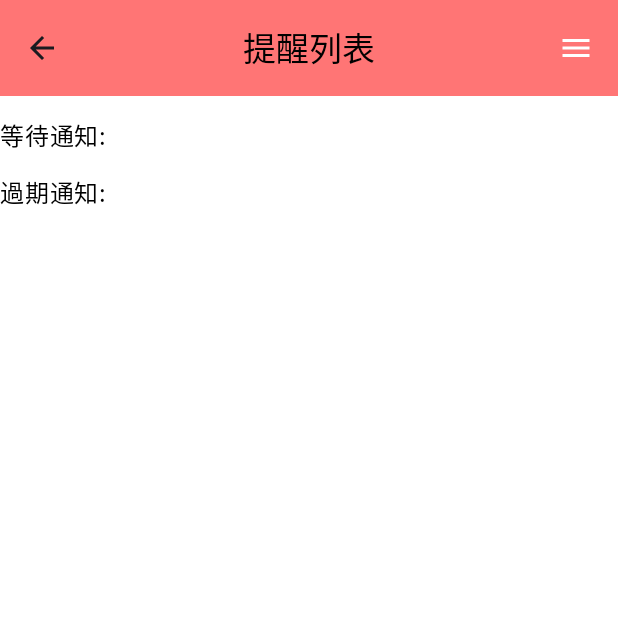
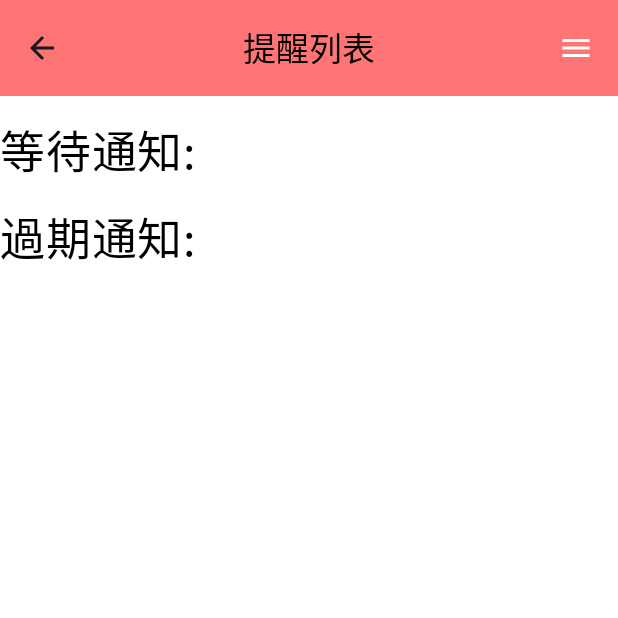
Before and after one commit to Ruoruol/ComposeProject1.4, an Android app built with Jetpack Compose: the MedicationListActivity screen opened directly, with no data from a screen before it, on a phone screen of 412 x 824 dp, the top half of it. Run offline under Robolectric (Android 15) with nearby library versions, the phone set to English and light mode, and no system bars; our stand-ins replace Room's generated code, constraintlayout-compose.

Commit message:
通知列表字體

```diff
--- a/app/src/main/java/com/example/composeproject1/ui/MedicationListScreen.kt
+++ b/app/src/main/java/com/example/composeproject1/ui/MedicationListScreen.kt
@@ -16,6 +16,7 @@ import androidx.compose.ui.Modifier
 import androidx.compose.ui.graphics.Color
 import androidx.compose.ui.tooling.preview.Preview
 import androidx.compose.ui.unit.dp
+import androidx.compose.ui.unit.sp
 import androidx.constraintlayout.compose.ConstraintLayout
 import com.example.composeproject1.App
 import com.example.composeproject1.database.MedicationData
@@ -34,7 +35,7 @@ fun MedicationListScreen(
     LazyColumn(Modifier.fillMaxWidth()) {
 
         items(1) {
-            Text(text = "等待通知:", modifier = Modifier.padding(top = 14.dp))
+            Text(text = "等待通知:", modifier = Modifier.padding(top = 14.dp), fontSize = 30.sp)
         }
         items(dataList.size) {
             MedicationItem(
@@ -46,7 +47,7 @@ fun MedicationListScreen(
 
         }
         items(1) {
-            Text(text = "過期通知:", modifier = Modifier.padding(top = 14.dp))
+            Text(text = "過期通知:", modifier = Modifier.padding(top = 14.dp), fontSize = 30.sp)
         }
         items(invalidList.size) {
             MedicationItem(
@@ -112,7 +113,7 @@ fun MedicationItem(
                     bottom.linkTo(parent.bottom)
                     end.linkTo(parent.end)
                 }) {
-                Text(text = "刪除")
+                Text(text = "刪除", fontSize = 20.sp)
             }
 
         }
```
